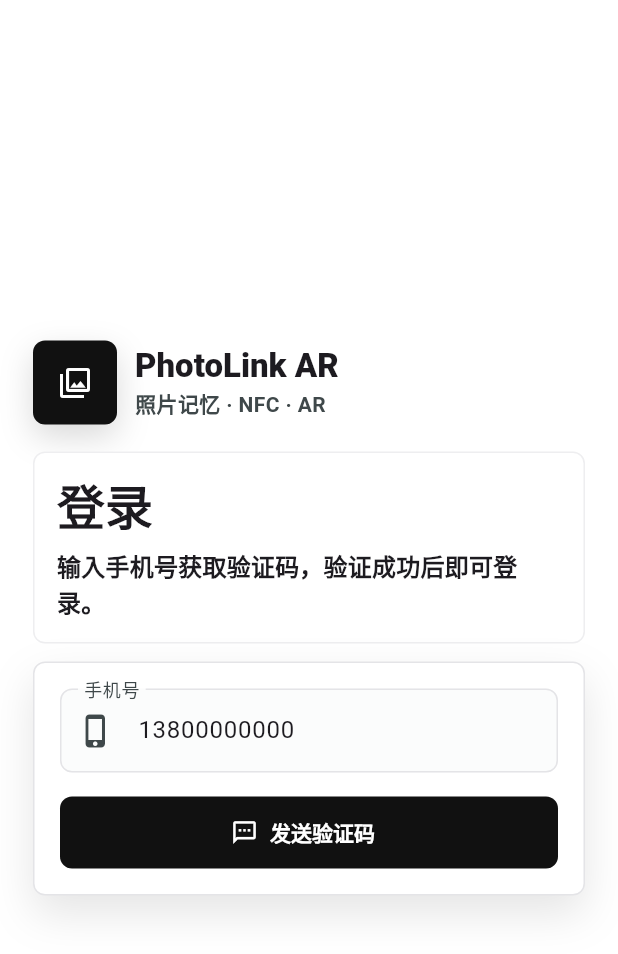
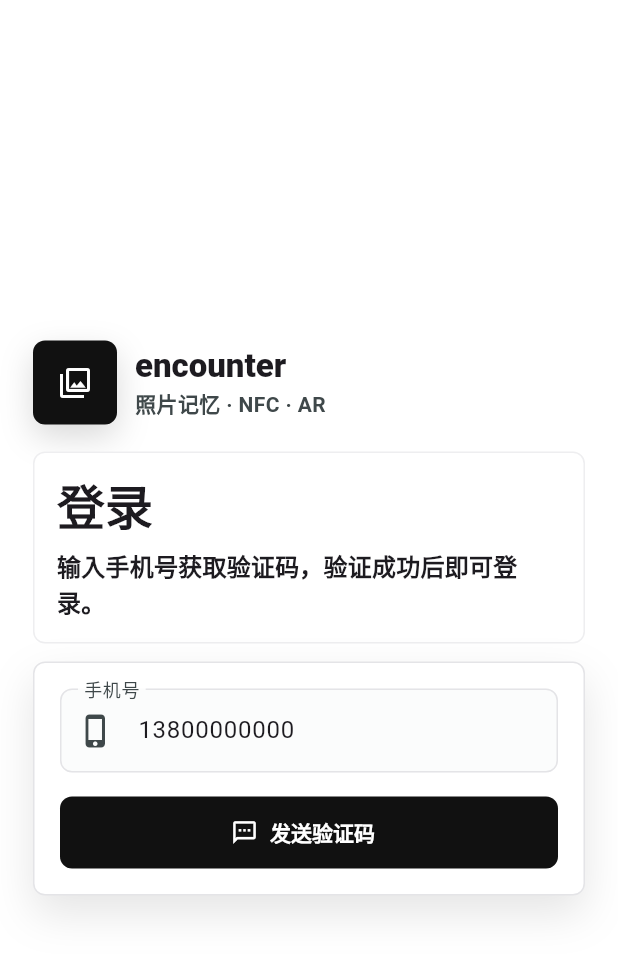
Before and after one commit to hyyqrzcjs09/-.22, a Flutter app: the screen it shows after launch, on a phone screen of 412 x 824 dp. Shown: the top 954 px of the screen. Run offline on Flutter 3.47's test engine with Material 3 defaults, Android fonts, the phone set to English and light mode, and no system bars; our stand-ins replace dio, flutter_map, flutter_riverpod, go_router, latlong2; missing offline and left inert: photo_manager.

Commit message:
Rename app to encounter

```diff
--- a/lib/core/config/app_config.dart
+++ b/lib/core/config/app_config.dart
@@ -1,5 +1,5 @@
 abstract final class AppConfig {
-  static const appName = 'PhotoLink AR';
+  static const appName = 'encounter';
 
   static const apiBaseUrl = String.fromEnvironment(
     'API_BASE_URL',
--- a/lib/features/auth/presentation/login_screen.dart
+++ b/lib/features/auth/presentation/login_screen.dart
@@ -216,7 +216,7 @@
             crossAxisAlignment: CrossAxisAlignment.start,
             children: [
               Text(
-                'PhotoLink AR',
+                'encounter',
                 style: Theme.of(context).textTheme.titleLarge?.copyWith(
                       fontWeight: FontWeight.w900,
                     ),
```
Also changed, not shown: 3 other files.
